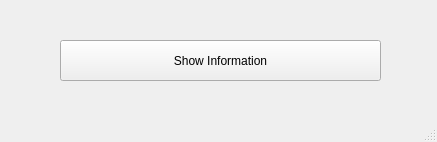
Qt form 4-1QDialogDemo/mainwindow.ui (georgecatalin/Qt5-Cpp-Development-fundamentals) before a commit.
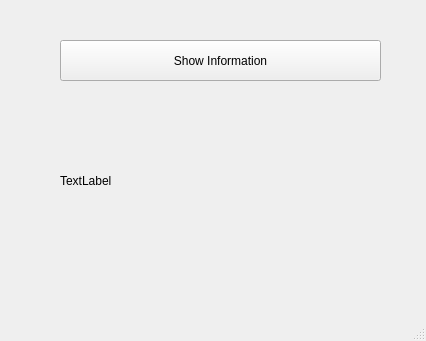
The same form after that commit.

Commit message: Example of using QDialog Class with modal and non modal dialog objects

What changed in the file:
```diff
--- a/4-1QDialogDemo/mainwindow.ui
+++ b/4-1QDialogDemo/mainwindow.ui
@@ -6,8 +6,8 @@
    <rect>
     <x>0</x>
     <y>0</y>
-    <width>437</width>
-    <height>142</height>
+    <width>426</width>
+    <height>341</height>
    </rect>
   </property>
   <property name="windowTitle">
@@ -27,6 +27,22 @@
      <string>Show Information</string>
     </property>
    </widget>
+   <widget class="QLabel" name="labelRead">
+    <property name="geometry">
+     <rect>
+      <x>60</x>
+      <y>110</y>
+      <width>321</width>
+      <height>141</height>
+     </rect>
+    </property>
+    <property name="text">
+     <string>TextLabel</string>
+    </property>
+    <property name="wordWrap">
+     <bool>true</bool>
+    </property>
+   </widget>
   </widget>
   <widget class="QMenuBar" name="menubar">
    <property name="geometry">
```
Left out of the diff: 2 changed lines with no effect on the pictures. The commit also changes 4 other files.
